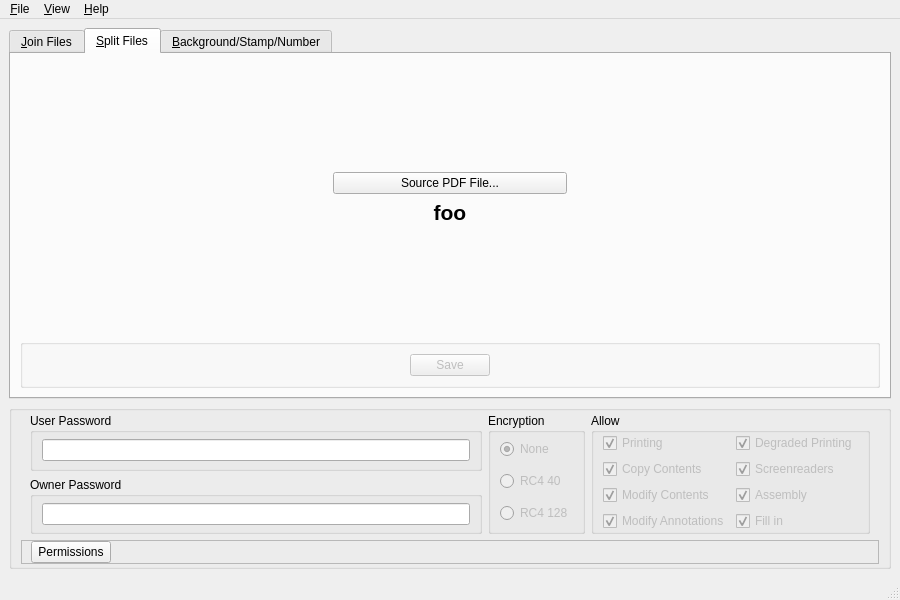
DrBassman/pyPDFTKbuilder, file userInterface.ui: the form before one commit.
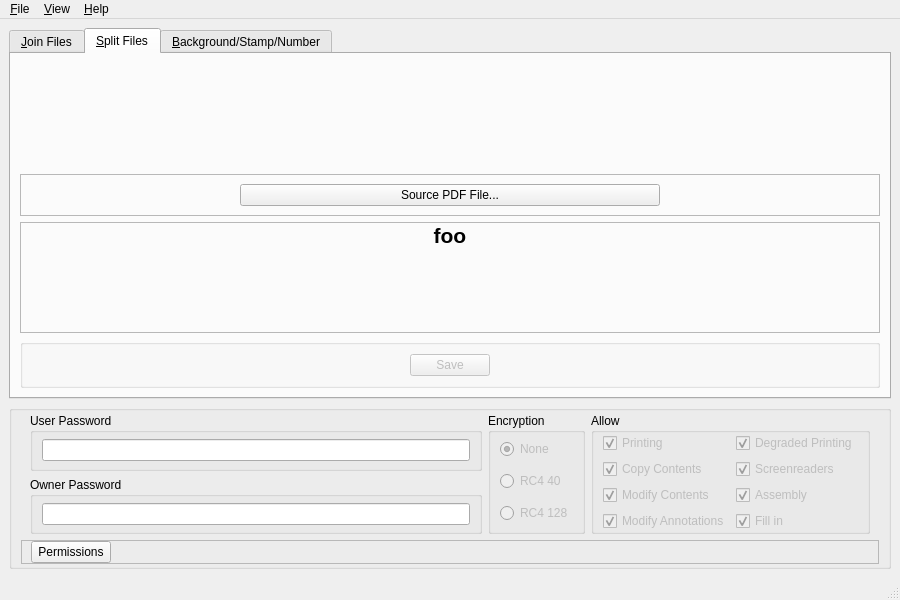
The form after the commit. The open tabs and pages were chosen to show the change. Custom widgets are drawn as their Qt base class.

Commit message: Add drag & drop to <Split Files> tab

Diff of the .ui file:
```diff
--- a/userInterface.ui
+++ b/userInterface.ui
@@ -231,7 +231,14 @@
          </spacer>
         </item>
         <item>
-         <layout class="QHBoxLayout" name="horizontalLayout_8" stretch="20,15,20">
+         <widget class="QFrame" name="frame_3">
+          <property name="frameShape">
+           <enum>QFrame::StyledPanel</enum>
+          </property>
+          <property name="frameShadow">
+           <enum>QFrame::Raised</enum>
+          </property>
+          <layout class="QHBoxLayout" name="horizontalLayout_2" stretch="1,2,1">
           <item>
            <spacer name="horizontalSpacer_6">
             <property name="orientation">
@@ -239,7 +246,7 @@
             </property>
             <property name="sizeHint" stdset="0">
              <size>
-              <width>40</width>
+               <width>362</width>
               <height>20</height>
              </size>
             </property>
@@ -262,16 +269,38 @@
             </property>
             <property name="sizeHint" stdset="0">
              <size>
-              <width>40</width>
+               <width>855</width>
               <height>20</height>
              </size>
             </property>
            </spacer>
           </item>
          </layout>
+         </widget>
         </item>
         <item>
-         <widget class="QLabel" name="burstPdfLabel">
+         <widget class="DropPDFQFrame" name="frame">
+          <property name="frameShape">
+           <enum>QFrame::StyledPanel</enum>
+          </property>
+          <property name="frameShadow">
+           <enum>QFrame::Raised</enum>
+          </property>
+          <layout class="QVBoxLayout" name="verticalLayout_5">
+           <property name="leftMargin">
+            <number>0</number>
+           </property>
+           <property name="topMargin">
+            <number>0</number>
+           </property>
+           <property name="rightMargin">
+            <number>0</number>
+           </property>
+           <property name="bottomMargin">
+            <number>0</number>
+           </property>
+           <item>
+            <widget class="DropPDFQLabel" name="burstPdfLabel">
           <property name="font">
            <font>
             <pointsize>16</pointsize>
@@ -293,11 +322,14 @@
           </property>
           <property name="sizeHint" stdset="0">
            <size>
-            <width>20</width>
-            <height>44</height>
+               <width>17</width>
+               <height>72</height>
            </size>
           </property>
          </spacer>
+           </item>
+          </layout>
+         </widget>
         </item>
         <item>
          <widget class="QGroupBox" name="groupBox_6">
@@ -726,6 +758,17 @@
    <extends>QListWidget</extends>
    <header>DropPDFQListWidget</header>
   </customwidget>
+  <customwidget>
+   <class>DropPDFQLabel</class>
+   <extends>QLabel</extends>
+   <header>DropPDFQLabel</header>
+  </customwidget>
+  <customwidget>
+   <class>DropPDFQFrame</class>
+   <extends>QFrame</extends>
+   <header>DropPDFQFrame</header>
+   <container>1</container>
+  </customwidget>
  </customwidgets>
  <resources/>
  <connections>
```
Lines whose indentation alone changed are shown as unchanged. The commit also changes 3 other files.
